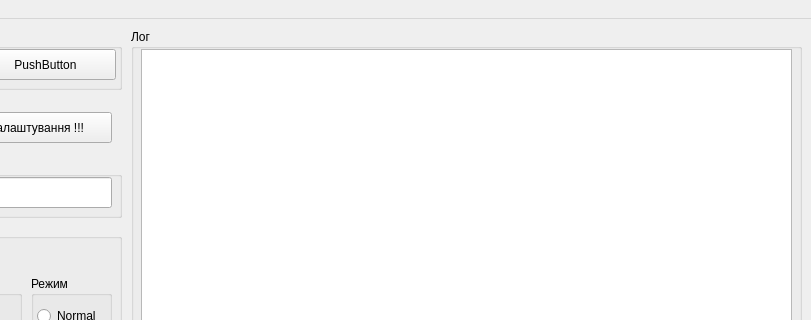
Above: mainwindow.ui from centroparotjag/cukorok_drone_detector before the change; both pictures show x 339 to 1150 and y 0 to 320 of the 1150 by 740 pixel window. Below: the same form after it.
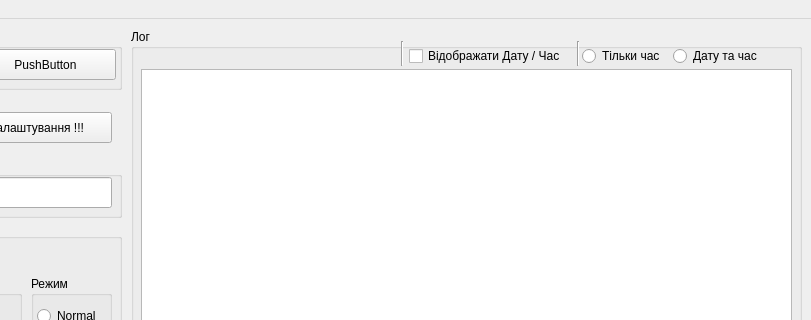
That is the form after the change.

Commit message: Add data time in log

The edit to the form file:
```diff
--- a/mainwindow.ui
+++ b/mainwindow.ui
@@ -36,9 +36,9 @@
     <property name="geometry">
      <rect>
       <x>480</x>
-      <y>30</y>
+      <y>50</y>
       <width>651</width>
-      <height>641</height>
+      <height>621</height>
      </rect>
     </property>
     <property name="layoutDirection">
@@ -129,6 +129,71 @@
     <property name="title">
      <string>Лог</string>
     </property>
+    <widget class="QCheckBox" name="checkBox_datatime">
+     <property name="geometry">
+      <rect>
+       <x>278</x>
+       <y>17</y>
+       <width>171</width>
+       <height>20</height>
+      </rect>
+     </property>
+     <property name="text">
+      <string>Відображати Дату / Час</string>
+     </property>
+    </widget>
+    <widget class="QRadioButton" name="radioButton_time">
+     <property name="geometry">
+      <rect>
+       <x>451</x>
+       <y>17</y>
+       <width>91</width>
+       <height>20</height>
+      </rect>
+     </property>
+     <property name="text">
+      <string>Тільки час</string>
+     </property>
+    </widget>
+    <widget class="QRadioButton" name="radioButton_datim">
+     <property name="geometry">
+      <rect>
+       <x>542</x>
+       <y>17</y>
+       <width>101</width>
+       <height>20</height>
+      </rect>
+     </property>
+     <property name="text">
+      <string>Дату та час</string>
+     </property>
+    </widget>
+    <widget class="Line" name="line">
+     <property name="geometry">
+      <rect>
+       <x>441</x>
+       <y>12</y>
+       <width>12</width>
+       <height>25</height>
+      </rect>
+     </property>
+     <property name="orientation">
+      <enum>Qt::Vertical</enum>
+     </property>
+    </widget>
+    <widget class="Line" name="line_2">
+     <property name="geometry">
+      <rect>
+       <x>265</x>
+       <y>12</y>
+       <width>13</width>
+       <height>25</height>
+      </rect>
+     </property>
+     <property name="orientation">
+      <enum>Qt::Vertical</enum>
+     </property>
+    </widget>
    </widget>
    <widget class="QGroupBox" name="groupBox_4">
     <property name="geometry">
@@ -835,9 +900,9 @@
     <property name="geometry">
      <rect>
       <x>480</x>
-      <y>30</y>
+      <y>50</y>
       <width>651</width>
-      <height>641</height>
+      <height>621</height>
      </rect>
     </property>
     <property name="text">
```
The commit also changes 5 other files.
